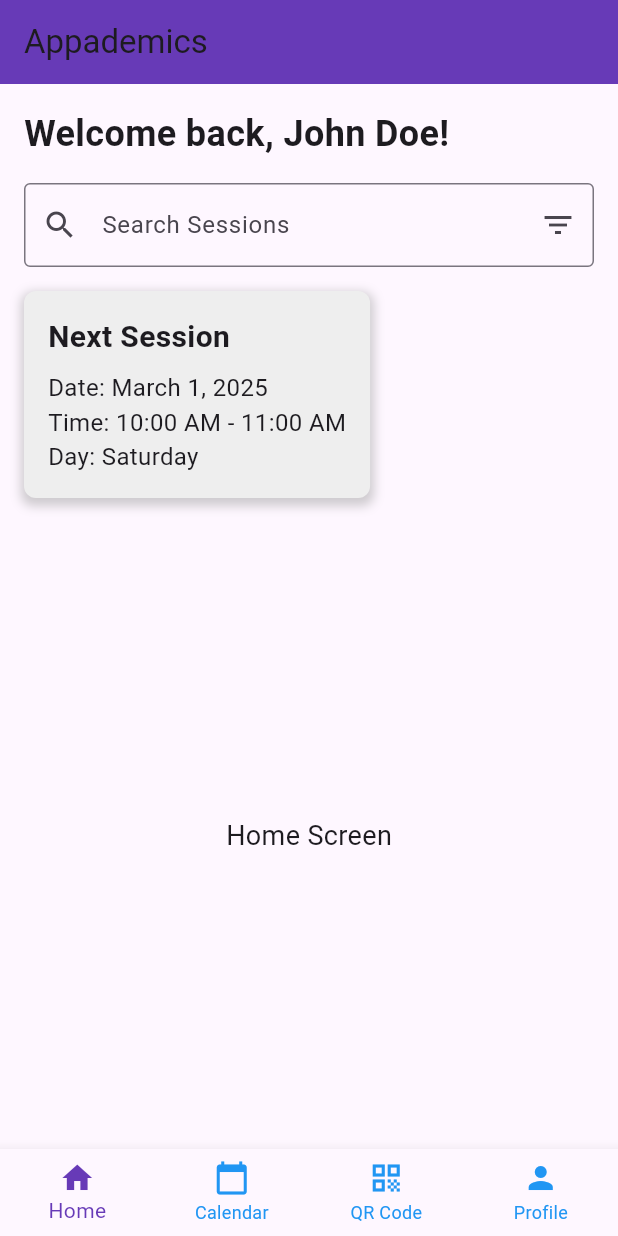
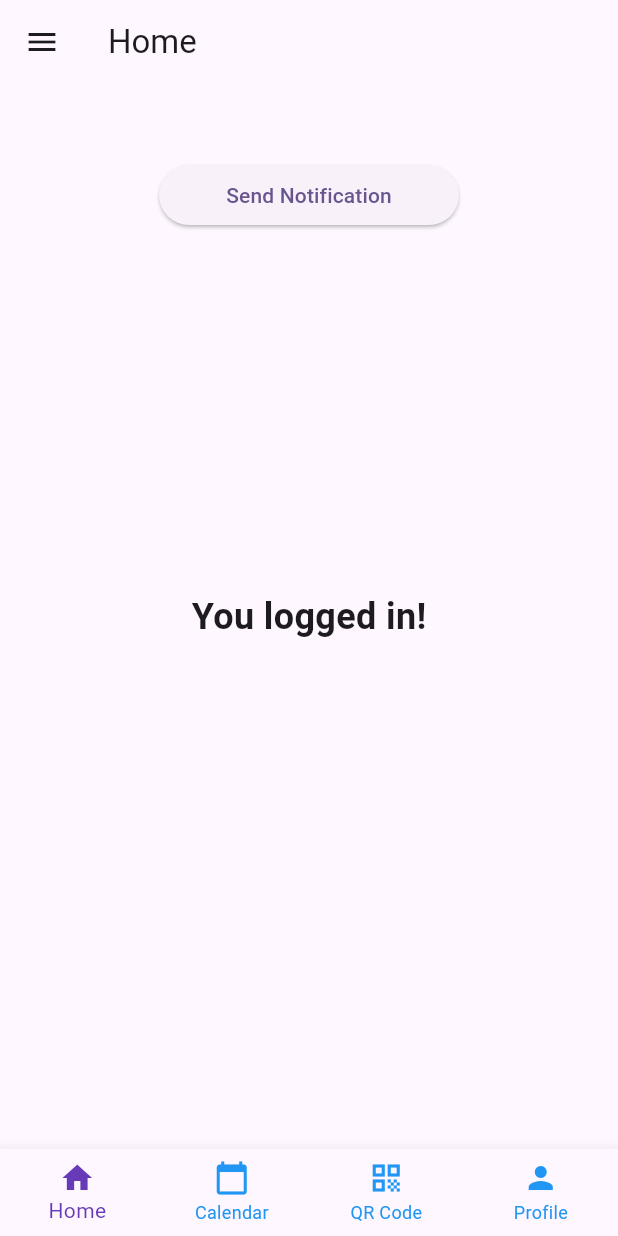
Before and after one commit to YummyFrog/Capstone-II-Appademics, a Flutter app: the HomeScreen screen opened directly, on a phone screen of 412 x 824 dp. Run offline on Flutter 3.47's test engine with Material 3 defaults, Android fonts, the phone set to English and light mode, and no system bars; our stand-ins replace flutter_local_notifications, permission_handler, sqflite, sqflite_common_ffi, table_calendar; missing offline and left inert: qr_code_scanner; accounts and stored records are empty.

Commit message:
basic push notification system

```diff
--- a/lib/home_screen.dart
+++ b/lib/home_screen.dart
@@ -1,7 +1,11 @@
+import 'package:appademics/task_manager.dart';
 import 'package:flutter/material.dart';
-import 'calendar_screen.dart';
-import 'qr_code_screen.dart';
-import 'profile_screen.dart';
+import 'package:flutter/rendering.dart';
+import 'calendar_screen.dart'; // Import for CalendarScreen
+import 'qr_code_screen.dart'; // Import for QRCodeScreen
+import 'profile_screen.dart'; // Import for ProfileScreen
+import 'task_manager.dart'; // Import for TaskPage
+import 'noti_service.dart'; // Import for NotiService
 
 class HomeScreen extends StatefulWidget {
   const HomeScreen({super.key});
@@ -11,26 +15,43 @@ class HomeScreen extends StatefulWidget {
 }
 
 class _HomeScreenState extends State<HomeScreen> {
-  int _selectedIndex = 0;
-  bool _isFilterDropdownOpen = false;
-  String _searchQuery = '';
+  int _selectedIndex = 0; // Tracks the selected index for the bottom navigation bar
+  bool _isMenuOpen = false; // Tracks whether the menu is open or closed
 
   final List<Widget> _screens = [
-    const Center(child: Text('Home Screen', style: TextStyle(fontSize: 18))),
+    const Center(
+      child: Text(
+        'You logged in!',
+        style: TextStyle(fontSize: 24, fontWeight: FontWeight.bold),
+      ),
+    ),
     const CalendarScreen(),
     const QRCodeScreen(),
     const ProfileScreen(),
   ];
 
+ final NotiService _notiService = NotiService(); // Instance of NotiService
+
+  @override
+  void initState() {
+    super.initState();
+    _initializeNotifications(); // Initialize notifications when screen is loaded
+  }
+
+  //  Initialize the notification service
+  Future<void> _initializeNotifications() async {
+    await _notiService.initNotification();
+ }
+
   void _onItemTapped(int index) {
     setState(() {
-      _selectedIndex = index;
+      _selectedIndex = index; // Update the selected index
     });
   }
 
-  void _toggleFilterDropdown() {
+  void _toggleMenu() {
     setState(() {
-      _isFilterDropdownOpen = !_isFilterDropdownOpen;
+      _isMenuOpen = !_isMenuOpen; // Toggle the menu state
     });
   }
 
@@ -38,142 +59,134 @@ class _HomeScreenState extends State<HomeScreen> {
   Widget build(BuildContext context) {
     return Scaffold(
       appBar: AppBar(
-        title: const Text('Appademics'),
-        backgroundColor: Colors.deepPurple,
+        title: const Text('Home'),
+        leading: IconButton(
+          icon: const Icon(Icons.menu), // Menu button
+          onPressed: _toggleMenu, // Toggle the menu
         ),
-      body: Padding(
-        padding: const EdgeInsets.all(16.0),
-        child: Column(
+      ),
+      body: Stack(
+        children: [
+          // Main content with backdrop tap
+          GestureDetector(
+            onTap: () {
+              if (_isMenuOpen) {
+                setState(() {
+                  _isMenuOpen = false; // Close the menu
+                });
+              }
+            },
+            child: _screens[_selectedIndex], // Display the selected screen
+          ),
+
+          // Sliding menu
+          AnimatedContainer(
+            duration: const Duration(milliseconds: 300), // Animation duration
+            width: _isMenuOpen ? MediaQuery.of(context).size.width * 0.5 : 0, // Halfway open
+            color: Colors.blueGrey[100], // Menu background color
+            child: _isMenuOpen
+                ? Column(
                     crossAxisAlignment: CrossAxisAlignment.start,
                     children: [
-            if (_selectedIndex == 0) ...[
-              const Text(
-                'Welcome back, John Doe!',
-                style: TextStyle(fontSize: 24, fontWeight: FontWeight.bold),
+                      const Padding(
+                        padding: EdgeInsets.all(16.0),
+                        child: Text(
+                          'Menu',
+                          style: TextStyle(fontSize: 20, fontWeight: FontWeight.bold),
                         ),
-              const SizedBox(height: 16),
+                      ),
+                      const Divider(),
+                      ListTile(
+                        leading: const Icon(Icons.settings),
+                        title: const Text('Settings'),
+                        onTap: () {
+                          // Handle settings tap
+                        },
+                      ),
+                      ListTile(
+                        leading: const Icon(Icons.help),
+                        title: const Text('Help'),
+                        onTap: () {
+                          // Handle help tap
+                        },
+                      ),
+                      ListTile(
+                        leading: const Icon(Icons.task),
+                        title: const Text('Task Manager'),
+                        onTap: () {
+                          Navigator.push(
+                            context,
+                            MaterialPageRoute(
+                              builder: (context) => const TaskPage(),
+                            ),
+                          );
+                        },
+                      ),
+                    ],
+                  )
+                : null, // Don't render anything when the menu is closed
+          ),
 
-              // Search Bar
-              TextField(
-                onChanged: (value) {
-                  setState(() {
-                    _searchQuery = value;
-                  });
+          // Send Notification Button
+          Positioned(
+            top: 50, // Position it above the center
+            left: 0,
+            right: 0,
+            child: Center(
+              child: SizedBox(
+                width: 200,
+                child: ElevatedButton(
+                  onPressed: () {
+                    NotiService().showNotification(
+                      title: "Title",
+                      body: "Body",
+                    );
                   },
-                decoration: InputDecoration(
-                  labelText: 'Search Sessions',
-                  border: OutlineInputBorder(),
-                  prefixIcon: const Icon(Icons.search),
-                  suffixIcon: IconButton(
-                    icon: const Icon(Icons.filter_list),
-                    onPressed: _toggleFilterDropdown,
+                  child: const Text("Send Notification"),
                 ),
               ),
             ),
-              const SizedBox(height: 16),
-
-              // Filter Options Dropdown
-              if (_isFilterDropdownOpen) ...[
-                Container(
-                  padding: const EdgeInsets.all(16.0),
-                  decoration: BoxDecoration(
-                    color: Colors.grey[200],
-                    borderRadius: BorderRadius.circular(8.0),
-                    boxShadow: [
-                      BoxShadow(
-                        color: Colors.grey.withOpacity(0.5),
-                        spreadRadius: 2,
-                        blurRadius: 5,
-                        offset: const Offset(0, 3),
           ),
         ],
       ),
-                  child: Column(
-                    crossAxisAlignment: CrossAxisAlignment.start,
-                    children: [
-                      const Text(
-                        'Filter By:',
-                        style: TextStyle(fontSize: 20, fontWeight: FontWeight.bold),
+      bottomNavigationBar: BottomNavigationBar(
+        items: const <BottomNavigationBarItem>[
+          BottomNavigationBarItem(
+            icon: Icon(Icons.home),
+            label: 'Home',
           ),
-                      const SizedBox(height: 8),
-                      _buildFilterOption('Subjects'),
-                      _buildFilterOption('Tutors'),
-                      _buildFilterOption('Time'),
-                      _buildFilterOption('Tutor Rating'),
-                    ],
+          BottomNavigationBarItem(
+            icon: Icon(Icons.calendar_today),
+            label: 'Calendar',
           ),
+          BottomNavigationBarItem(
+            icon: Icon(Icons.qr_code),
+            label: 'QR Code',
           ),
-                const SizedBox(height: 16),
-              ],
-
-              // Next Session Info
-              Container(
-                padding: const EdgeInsets.all(16.0),
-                decoration: BoxDecoration(
-                  color: Colors.grey[200],
-                  borderRadius: BorderRadius.circular(8.0),
-                  boxShadow: [
-                    BoxShadow(
-                      color: Colors.grey.withOpacity(0.5),
-                      spreadRadius: 2,
-                      blurRadius: 5,
-                      offset: const Offset(0, 3),
+          BottomNavigationBarItem(
+            icon: Icon(Icons.person),
+            label: 'Profile',
           ),
         ],
-                ),
-                child: Column(
-                  crossAxisAlignment: CrossAxisAlignment.start,
-                  children: const [
-                    Text(
-                      'Next Session',
-                      style: TextStyle(fontSize: 20, fontWeight: FontWeight.bold),
-                    ),
-                    SizedBox(height: 8),
-                    Text(
-                      'Date: March 1, 2025',
-                      style: TextStyle(fontSize: 16),
-                    ),
-                    Text(
-                      'Time: 10:00 AM - 11:00 AM',
-                      style: TextStyle(fontSize: 16),
-                    ),
-                    Text(
-                      'Day: Saturday',
-                      style: TextStyle(fontSize: 16),
-                    ),
-                  ],
-                ),
-              ),
-              const SizedBox(height: 32),
-            ],
-            Expanded(child: _screens[_selectedIndex]),
-          ],
-        ),
-      ),
-      bottomNavigationBar: BottomNavigationBar(
-        items: const <BottomNavigationBarItem>[
-          BottomNavigationBarItem(icon: Icon(Icons.home), label: 'Home'),
-          BottomNavigationBarItem(icon: Icon(Icons.calendar_today), label: 'Calendar'),
-          BottomNavigationBarItem(icon: Icon(Icons.qr_code), label: 'QR Code'),
-          BottomNavigationBarItem(icon: Icon(Icons.person), label: 'Profile'),
-        ],
         currentIndex: _selectedIndex,
-        selectedItemColor: Colors.deepPurple,
-        unselectedItemColor: Colors.blue,
+        selectedItemColor: Colors.deepPurple, // Selected item color
+        unselectedItemColor: Colors.blue, // Unselected item color
         onTap: _onItemTapped,
         type: BottomNavigationBarType.fixed,
       ),
     );
   }
+}
 
-  Widget _buildFilterOption(String option) {
-    return ListTile(
-      title: Text(option),
-      onTap: () {
-        // Handle filter option selection
-        Navigator.pop(context); // Close the filter dropdown
-        print('Selected filter: $option'); // Add your filter handling logic here
-      },
-    );
-  }
-}
+ //  final NotiService _notiService = NotiService(); // Instance of NotiService
+
+ // @override
+ // void initState() {
+ //   super.initState();
+ //   _initializeNotifications(); // Initialize notifications when screen is loaded
+//  }
+
+  // Initialize the notification service
+//  Future<void> _initializeNotifications() async {
+//    await _notiService.initNotification();
+// }
--- a/pubspec.yaml
+++ b/pubspec.yaml
@@ -41,6 +41,7 @@ dependencies:
   cupertino_icons: ^1.0.8
 
   sqflite: ^2.2.8+4
+  flutter_local_notifications: ^18.0.1
 
 dev_dependencies:
   flutter_test:
```
Also changed, not shown: lib/main.dart (+11 -2 lines), lib/noti_service.dart (added, +68 -0 lines), pubspec.lock, 12 other files. Lines whose indentation alone changed are shown as unchanged.
